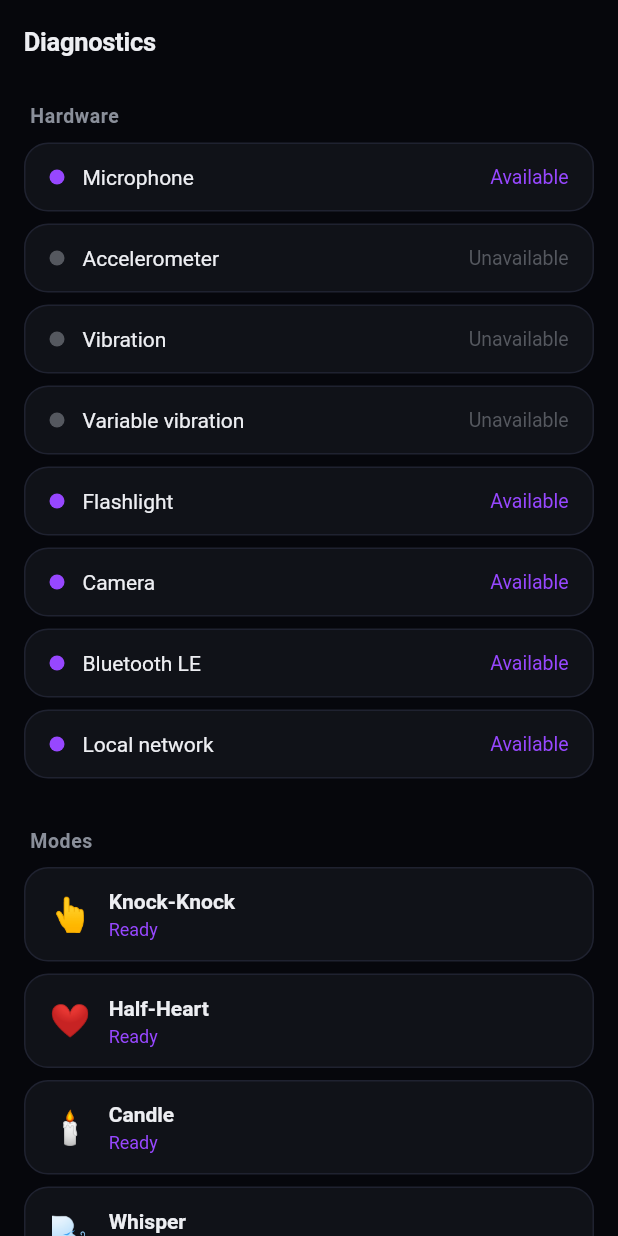
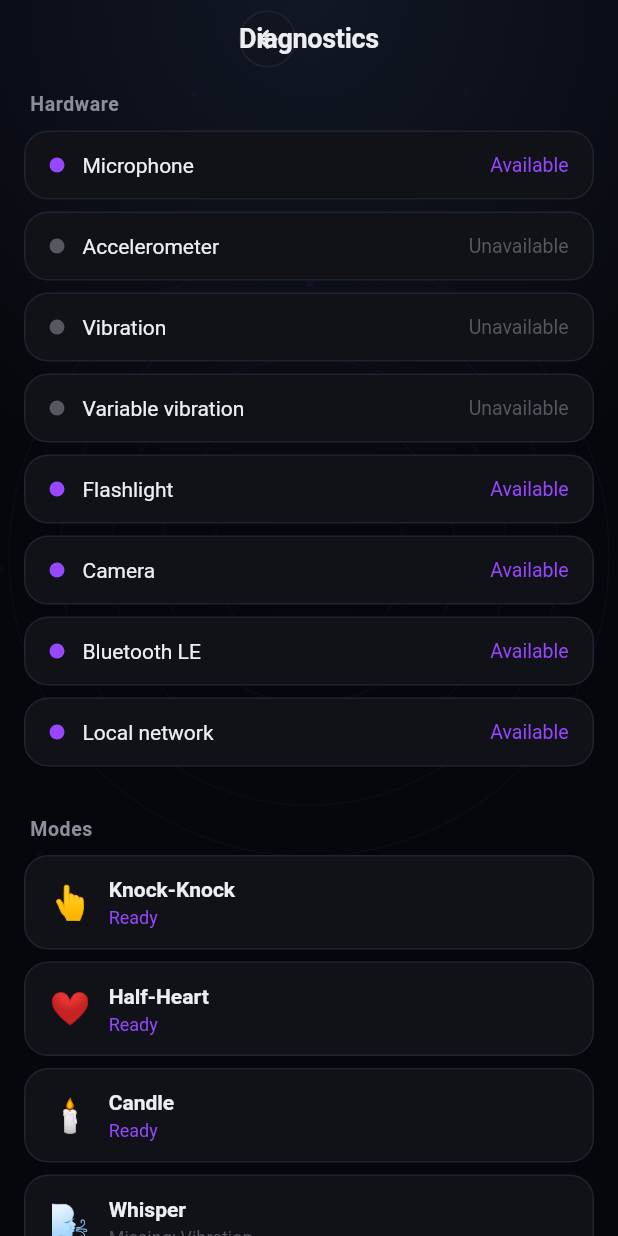
Before and after one commit to trafficsayd/pulse, a Flutter app: the DiagnosticsScreen screen opened by its route, on a phone screen of 412 x 824 dp. Run offline on Flutter 3.47's test engine with Material 3 defaults, Android fonts, the phone set to English and light mode, and no system bars; our stand-ins replace flutter_blue_plus, flutter_riverpod, flutter_secure_storage, go_router, in_app_purchase, permission_handler and 3 more; missing offline and left inert: cryptography, record; accounts and stored records are empty.

Commit message:
chore(ui): use PulseHeader on diagnostics screen (D7)
Replace the lone Material AppBar with the app's PulseHeader + PulseBackdrop
for visual consistency. analyze 0, 99/99 tests.

```diff
--- a/lib/features/settings/presentation/diagnostics_screen.dart
+++ b/lib/features/settings/presentation/diagnostics_screen.dart
@@ -2,6 +2,7 @@ import 'package:flutter/material.dart';
 import 'package:flutter_riverpod/flutter_riverpod.dart';
 
 import '../../../core/theme/app_colors.dart';
+import '../../../core/widgets/pulse_mockup.dart';
 import '../../../l10n/app_localizations.dart';
 import '../../capabilities/application/capability_providers.dart';
 import '../../capabilities/domain/device_capability.dart';
@@ -27,16 +28,21 @@ class DiagnosticsScreen extends ConsumerWidget {
 
     return Scaffold(
       backgroundColor: AppColors.background,
-      appBar: AppBar(
-        backgroundColor: AppColors.background,
-        title: Text(t.diagnosticsTitle),
-        centerTitle: false,
+      body: PulseBackdrop(
+        child: SafeArea(
+          child: Column(
+            children: [
+              PulseHeader(
+                title: t.diagnosticsTitle,
+                onBack: () => Navigator.of(context).maybePop(),
               ),
-      body: caps.when(
-        loading: () => const Center(child: CircularProgressIndicator()),
+              Expanded(
+                child: caps.when(
+                  loading: () =>
+                      const Center(child: CircularProgressIndicator()),
                   error: (_, __) => Center(child: Text(t.errorGeneric)),
                   data: (capabilities) => ListView(
-          padding: const EdgeInsets.symmetric(horizontal: 16, vertical: 12),
+                    padding: const EdgeInsets.fromLTRB(16, 8, 16, 20),
                     children: [
                       _SectionHeader(label: t.diagnosticsHardwareSection),
                       const SizedBox(height: 8),
@@ -54,11 +60,17 @@ class DiagnosticsScreen extends ConsumerWidget {
                       ...kAllModes.map(
                         (mode) => _ModeRow(
                           mode: mode,
-                missing: capabilities.missing(mode.requiredCapabilities),
+                          missing:
+                              capabilities.missing(mode.requiredCapabilities),
                           t: t,
                         ),
                       ),
                     ],
+                  ),
+                ),
+              ),
+            ],
+          ),
         ),
       ),
     );
```
Lines whose indentation alone changed are shown as unchanged.
